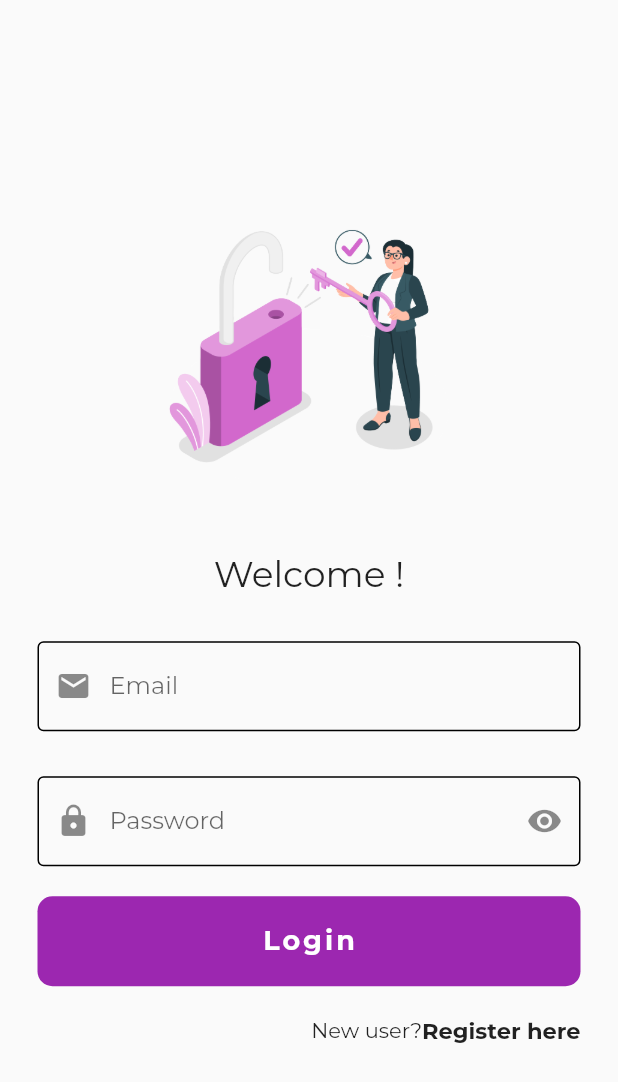
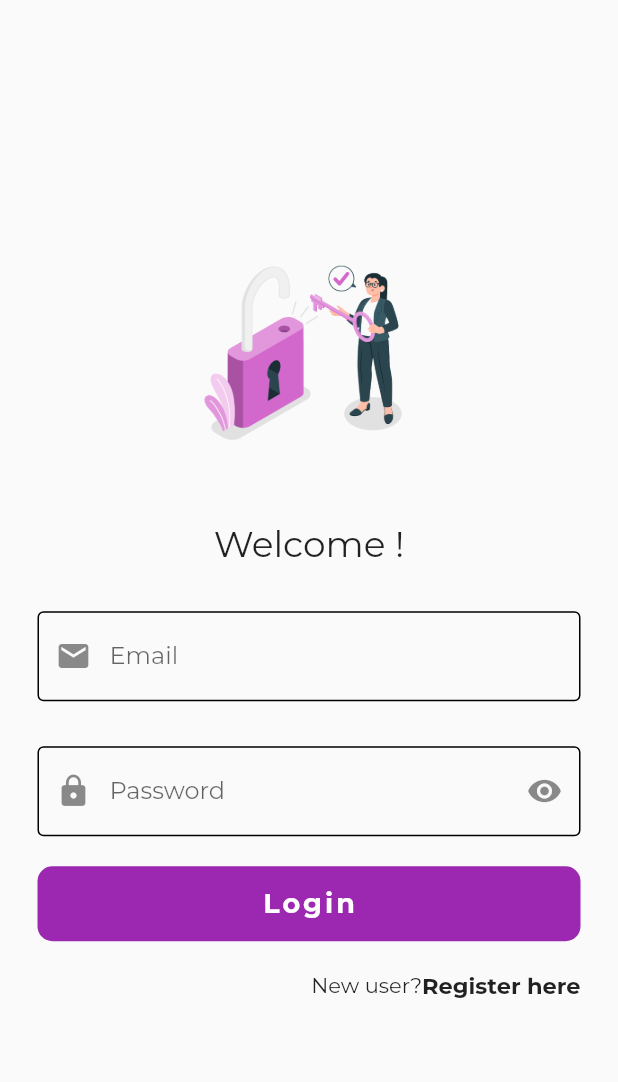
Before and after one commit to sahilkamble823/codeiosdemo, a Flutter app: the LoginPage screen opened directly, on a phone screen of 412 x 824 dp. Shown: the top 1082 px of the screen. Run offline on Flutter 3.47's test engine with Material 2 defaults, Android fonts, the phone set to English and light mode, and no system bars; our stand-ins replace carousel_slider, flutter_spinkit, google_fonts, shimmer, smooth_page_indicator; network calls fail.

Commit message:
intial commit

```diff
--- a/lib/constants/homeBase.dart
+++ b/lib/constants/homeBase.dart
@@ -19,7 +19,7 @@ class _HomeBaseScreenState extends State<HomeBaseScreen> {
 
   static const List<Widget> _widgetOptions = <Widget>[
     HomeScreen(),
-    LoginPage(),
+    LikedPage(),
     CategoryPage(),
   ];
 
--- a/lib/main.dart
+++ b/lib/main.dart
@@ -29,7 +29,7 @@ class MyApp extends StatelessWidget {
           bodyMedium: GoogleFonts.montserrat(textStyle: textTheme.bodyMedium),
         ),
       ),
-      home:HomeBaseScreen(),
+      home:LoginPage(),
     );
   }
 }
--- a/lib/ui/homescreen.dart
+++ b/lib/ui/homescreen.dart
@@ -84,7 +84,7 @@ class _HomeScreenState extends State<HomeScreen> {
                           return buildimage(urlimage, index);
                         },
                         options: CarouselOptions(
-                          autoPlayAnimationDuration: Duration(seconds: 3),
+                          autoPlayAnimationDuration: Duration(seconds: 1),
                             autoPlay: true,
                             height: 140,
                             onPageChanged: (index, reason) {
--- a/lib/ui/loginpage.dart
+++ b/lib/ui/loginpage.dart
@@ -1,3 +1,4 @@
+import 'package:explorer/ui/signupPage.dart';
 import 'package:flutter/material.dart';
 
 class LoginPage extends StatefulWidget {
@@ -18,7 +19,7 @@ class _LoginPageState extends State<LoginPage> {
               children: [
                 //icon logo
                 Image(
-                  height:200,
+                  height:150,
                   width: 200,
                   image: AssetImage('assets/images/signupbg.png'),
                 ),
@@ -64,7 +65,7 @@ class _LoginPageState extends State<LoginPage> {
 
                   },
                   child: Container(
-                    height: 60,
+                    height: 50,
                     margin: EdgeInsets.symmetric(horizontal: 25),
                     decoration: BoxDecoration(
                       color: Colors.purple,
@@ -84,7 +85,7 @@ class _LoginPageState extends State<LoginPage> {
                       Text('New user?'),
                       GestureDetector(
                         onTap: (){
-
+                         Navigator.push(context, MaterialPageRoute(builder: (context)=>SignUpPage()));
                         },
                         child: Text('Register here',style: TextStyle(
                             fontSize: 15,
```
Also changed, not shown: lib/ui/likepage.dart (+0 -9 lines).
